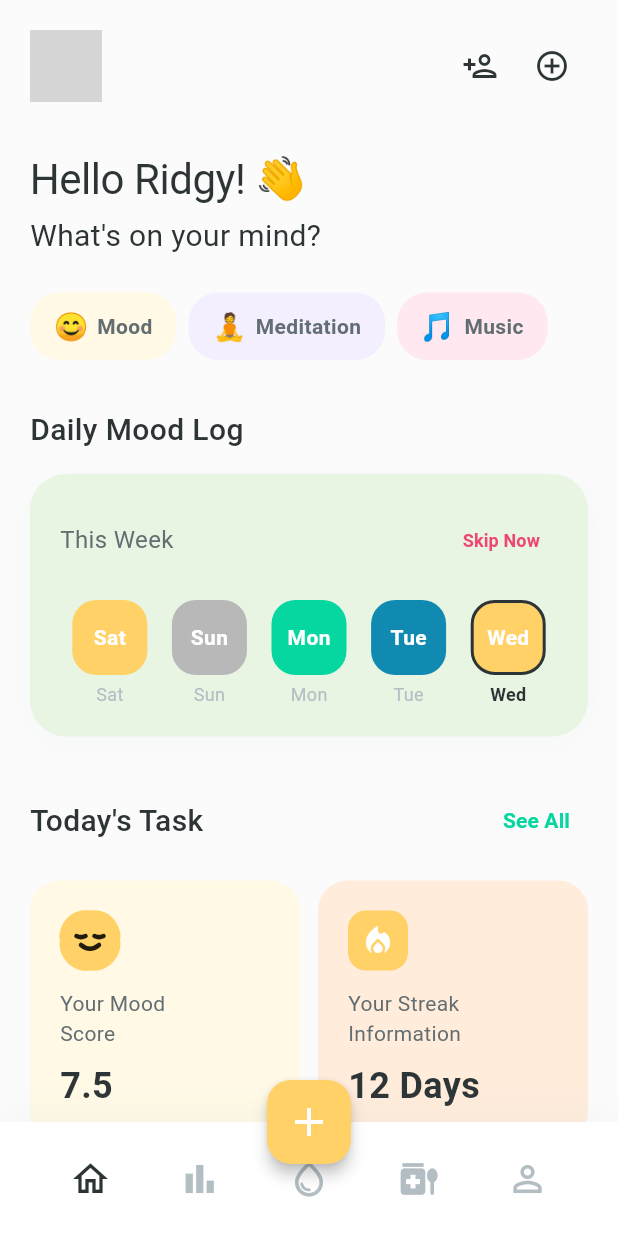
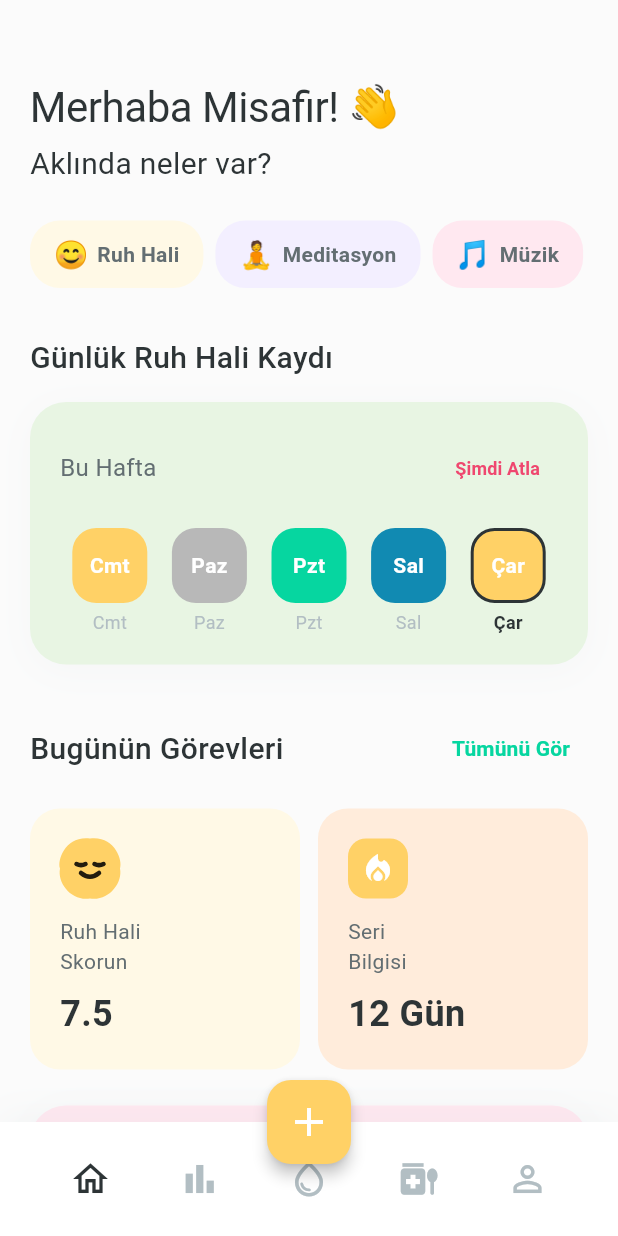
Before and after one commit to MerveSevim44/health-tracking-system, a Flutter app: the screen it shows once a user with an empty profile is signed in, on a phone screen of 412 x 824 dp. Run offline on Flutter 3.47's test engine with Material 3 defaults, Android fonts, the phone set to English and light mode, and no system bars; our stand-ins replace firebase_auth, firebase_core, firebase_database, fl_chart, shared_preferences; accounts and stored records are empty; grey boxes are pictures that could not be loaded.

Commit message:
feat: Update DailyMoodHomeScreen and PastelHomeNavigation to support username display and replace ProfilePlaceholder with ProfileScreen

```diff
--- a/lib/screens/daily_mood_home_screen.dart
+++ b/lib/screens/daily_mood_home_screen.dart
@@ -7,10 +7,16 @@ import 'package:fl_chart/fl_chart.dart';
 // 📁 lib/screens/daily_mood_home_screen.dart
 
 class DailyMoodHomeScreen extends StatelessWidget {
-  const DailyMoodHomeScreen({super.key});
+
+  final String? username;
+
+  const DailyMoodHomeScreen({super.key, this.username});
 
   @override
   Widget build(BuildContext context) {
+    // Kullanıcı adını göstermek için varsayılan değer
+    final displayUsername = username ?? 'Misafir';
+
     return Scaffold(
       backgroundColor: AppColors.background,
       body: SafeArea(
@@ -19,19 +25,18 @@ class DailyMoodHomeScreen extends StatelessWidget {
           child: Column(
             crossAxisAlignment: CrossAxisAlignment.start,
             children: [
-              // Header
-              _buildHeader(),
+              // 🔥 KALDIRILDI: _buildHeader(displayUsername),
 
               const SizedBox(height: 32),
 
               // Greeting
-              const Text(
-                'Hello Ridgy! 👋',
+              Text(
+                'Merhaba ${displayUsername}! 👋',
                 style: AppTextStyles.displayMedium,
               ),
               const SizedBox(height: 4),
               Text(
-                'What\'s on your mind?',
+                'Aklında neler var?',
                 style: AppTextStyles.headlineMedium.copyWith(
                   fontWeight: FontWeight.w400,
                 ),
@@ -46,7 +51,7 @@ class DailyMoodHomeScreen extends StatelessWidget {
 
               // Daily Mood Log
               const Text(
-                'Daily Mood Log',
+                'Günlük Ruh Hali Kaydı',
                 style: AppTextStyles.headlineMedium,
               ),
 
@@ -61,13 +66,13 @@ class DailyMoodHomeScreen extends StatelessWidget {
                 mainAxisAlignment: MainAxisAlignment.spaceBetween,
                 children: [
                   const Text(
-                    'Today\'s Task',
+                    'Bugünün Görevleri',
                     style: AppTextStyles.headlineMedium,
                   ),
                   TextButton(
                     onPressed: () {},
                     child: Text(
-                      'See All',
+                      'Tümünü Gör',
                       style: AppTextStyles.bodyMedium.copyWith(
                         color: AppColors.moodCalm,
                         fontWeight: FontWeight.w600,
@@ -83,7 +88,7 @@ class DailyMoodHomeScreen extends StatelessWidget {
                 children: [
                   Expanded(
                     child: StatsCard(
-                      title: 'Your Mood\nScore',
+                      title: 'Ruh Hali\nSkorun',
                       value: '7.5',
                       backgroundColor: AppColors.pastelYellow,
                       icon: const MoodBlob(
@@ -96,8 +101,8 @@ class DailyMoodHomeScreen extends StatelessWidget {
                   const SizedBox(width: 12),
                   Expanded(
                     child: StatsCard(
-                      title: 'Your Streak\nInformation',
-                      value: '12 Days',
+                      title: 'Seri\nBilgisi',
+                      value: '12 Gün',
                       backgroundColor: AppColors.pastelPeach,
                       icon: Container(
                         padding: const EdgeInsets.all(8),
@@ -132,48 +137,16 @@ class DailyMoodHomeScreen extends StatelessWidget {
     );
   }
 
-  Widget _buildHeader() {
-    return Row(
-      mainAxisAlignment: MainAxisAlignment.spaceBetween,
-      children: [
-        Container(
-          width: 48,
-          height: 48,
-          decoration: BoxDecoration(
-            color: AppColors.pastelMint,
-            shape: BoxShape.circle,
-            image: const DecorationImage(
-              image: NetworkImage('https://via.placeholder.com/48'),
-              fit: BoxFit.cover,
-            ),
-          ),
-        ),
-        Row(
-          children: [
-            IconButton(
-              onPressed: () {},
-              icon: const Icon(Icons.person_add_outlined),
-              color: AppColors.textDark,
-            ),
-            IconButton(
-              onPressed: () {},
-              icon: const Icon(Icons.add_circle_outline),
-              color: AppColors.textDark,
-            ),
-          ],
-        ),
-      ],
-    );
-  }
+  // 🔥 KALDIRILDI: _buildHeader metodu silinmiştir.
 
   Widget _buildQuickActions() {
     return Row(
       children: [
-        _buildQuickActionChip('😊', 'Mood', AppColors.pastelYellow),
+        _buildQuickActionChip('😊', 'Ruh Hali', AppColors.pastelYellow),
         const SizedBox(width: 8),
-        _buildQuickActionChip('🧘', 'Meditation', AppColors.pastelLavender),
+        _buildQuickActionChip('🧘', 'Meditasyon', AppColors.pastelLavender),
         const SizedBox(width: 8),
-        _buildQuickActionChip('🎵', 'Music', AppColors.pastelPink),
+        _buildQuickActionChip('🎵', 'Müzik', AppColors.pastelPink),
       ],
     );
   }
@@ -202,11 +175,11 @@ class DailyMoodHomeScreen extends StatelessWidget {
 
   Widget _buildDailyMoodLog() {
     final moodData = [
-      {'day': 'Sat', 'color': AppColors.moodHappy},
-      {'day': 'Sun', 'color': AppColors.moodNeutral},
-      {'day': 'Mon', 'color': AppColors.moodCalm},
-      {'day': 'Tue', 'color': AppColors.moodSad},
-      {'day': 'Wed', 'color': AppColors.moodHappy},
+      {'day': 'Cmt', 'color': AppColors.moodHappy},
+      {'day': 'Paz', 'color': AppColors.moodNeutral},
+      {'day': 'Pzt', 'color': AppColors.moodCalm},
+      {'day': 'Sal', 'color': AppColors.moodSad},
+      {'day': 'Çar', 'color': AppColors.moodHappy},
     ];
 
     return PastelCard(
@@ -218,13 +191,13 @@ class DailyMoodHomeScreen extends StatelessWidget {
             mainAxisAlignment: MainAxisAlignment.spaceBetween,
             children: [
               const Text(
-                'This Week',
+                'Bu Hafta',
                 style: AppTextStyles.bodyLarge,
               ),
               TextButton(
                 onPressed: () {},
                 child: Text(
-                  'Skip Now',
+                  'Şimdi Atla',
                   style: AppTextStyles.bodySmall.copyWith(
                     color: AppColors.moodAnxious,
                     fontWeight: FontWeight.w600,
@@ -240,7 +213,7 @@ class DailyMoodHomeScreen extends StatelessWidget {
               return MoodTile(
                 day: data['day'] as String,
                 color: data['color'] as Color,
-                isToday: data['day'] == 'Wed',
+                isToday: data['day'] == 'Çar',
               );
             }).toList(),
           ),
@@ -259,13 +232,13 @@ class DailyMoodHomeScreen extends StatelessWidget {
             mainAxisAlignment: MainAxisAlignment.spaceBetween,
             children: [
               const Text(
-                'Sleep Summary',
+                'Uyku Özeti',
                 style: AppTextStyles.headlineMedium,
               ),
               TextButton(
                 onPressed: () {},
                 child: Text(
-                  'Edit',
+                  'Düzenle',
                   style: AppTextStyles.bodyMedium.copyWith(
                     color: AppColors.moodAnxious,
                     fontWeight: FontWeight.w600,
@@ -285,7 +258,7 @@ class DailyMoodHomeScreen extends StatelessWidget {
                     sideTitles: SideTitles(
                       showTitles: true,
                       getTitlesWidget: (value, meta) {
-                        const times = ['11:00', '12:00', '01:00', '02:00', '03:00'];
+                        const times = ['23:00', '00:00', '01:00', '02:00', '03:00'];
                         if (value.toInt() < times.length) {
                           return Text(
                             times[value.toInt()],
@@ -334,7 +307,7 @@ class DailyMoodHomeScreen extends StatelessWidget {
           Row(
             mainAxisAlignment: MainAxisAlignment.spaceAround,
             children: [
-              _buildLegendItem(AppColors.pastelPink, 'Core'),
+              _buildLegendItem(AppColors.pastelPink, 'Temel'),
               _buildLegendItem(AppColors.moodHappy, 'REM'),
               _buildLegendItem(AppColors.pastelMint, 'Post-REM'),
             ],
@@ -346,9 +319,9 @@ class DailyMoodHomeScreen extends StatelessWidget {
 
   Widget _buildMyMood() {
     final moods = [
-      {'label': 'Sad pensive', 'percentage': '61%'},
-      {'label': 'Grateful', 'percentage': '15%'},
-      {'label': 'Angry', 'percentage': '24%'},
+      {'label': 'Üzgün düşünceli', 'percentage': '61%'},
+      {'label': 'Minnettar', 'percentage': '15%'},
+      {'label': 'Kızgın', 'percentage': '24%'},
     ];
 
     return PastelCard(
@@ -360,13 +333,13 @@ class DailyMoodHomeScreen extends StatelessWidget {
             mainAxisAlignment: MainAxisAlignment.spaceBetween,
             children: [
               const Text(
-                'My Mood',
+                'Ruh Hali Dağılımım',
                 style: AppTextStyles.headlineMedium,
               ),
               TextButton(
                 onPressed: () {},
                 child: Text(
-                  'See All',
+                  'Tümünü Gör',
                   style: AppTextStyles.bodyMedium.copyWith(
                     color: AppColors.moodCalm,
                     fontWeight: FontWeight.w600,
--- a/lib/screens/pastel_home_navigation.dart
+++ b/lib/screens/pastel_home_navigation.dart
@@ -12,8 +12,10 @@ import 'package:health_care/models/water_model.dart';
 import 'package:health_care/models/medication_model.dart';
 import 'package:health_care/models/mood_model.dart';
 
-// 🔥 GEREKLİ: AuthService importu (Yolunuzun doğru olduğundan emin olun)
+// GEREKLİ: AuthService importu
 import '../services/auth_service.dart';
+// 🔥 YENİ EKRAN İMPORTU: Artık ProfilePlaceholder yerine ProfileScreen kullanılıyor.
+import 'profile_screen.dart';
 
 // 📁 lib/screens/pastel_home_navigation.dart
 
@@ -26,18 +28,15 @@ class PastelHomeNavigation extends StatefulWidget {
 
 class _PastelHomeNavigationState extends State<PastelHomeNavigation> {
   int _currentIndex = 0;
-  // 🔥 EKLENDİ: Kullanıcı adını tutmak için değişken ve Future
-  String? _username;
+  String? _username; // Kullanıcı adını tutmak için değişken
   late Future<void> _initData;
 
   @override
   void initState() {
     super.initState();
-    // Veri model başlatmalarını ve kullanıcı adını çekme işlemini başlat
     _initData = _initializeData();
   }
 
-  // 🔥 EKLENDİ: Veri başlatma ve kullanıcı adını çekme fonksiyonu
   Future<void> _initializeData() async {
     // Model başlatmaları
     WidgetsBinding.instance.addPostFrameCallback((_) {
@@ -54,30 +53,26 @@ class _PastelHomeNavigationState extends State<PastelHomeNavigation> {
     }
   }
 
-  // DÜZELTME: Ekran listesi, 5 temel navigasyon öğesine uyacak şekilde kısaltıldı.
-  final List<Widget> _screens = const [
-    DailyMoodHomeScreen(),      // Index 0: Home (Günlük Ruh Hali)
-    WeeklyDashboardScreen(),    // Index 1: Dashboard (Haftalık Gösterge)
-    WaterHomeScreen(),          // Index 2: Water (Su Takibi)
-    MedicationHomeScreen(),     // Index 3: Medication (İlaç Takibi)
-    ProfilePlaceholder(),       // Index 4: Profile (Kullanıcı Profili)
-  ];
+  // 🔥 YÖNLENDİRME METODU: Kullanıcı adını alt widget'lara aktarır
+  Widget _getScreen(int index) {
+    // Tüm ekranlar dinamik olarak, _username verisi çekildikten sonra oluşturulur
+    final List<Widget> screens = [
+      DailyMoodHomeScreen(username: _username),  // Index 0: Kullanıcı adı aktarılıyor
+      const WeeklyDashboardScreen(),
+      const WaterHomeScreen(),
+      const MedicationHomeScreen(),
+      ProfileScreen(username: _username),       // Index 4: ProfileScreen'e aktarılıyor
+    ];
 
-  // 🔥 YÖNLENDİRME METODU: Kullanıcı adını alt widget'lara aktarmak için kullanılır
-  Widget _getScreen(int index) {
-    if (index == 0) {
-      // Eğer ana ekran (DailyMoodHomeScreen) kullanıcı adını gösteriyorsa,
-      // constructor üzerinden kullanıcı adını yollayabiliriz.
-      // Ancak DailyMoodHomeScreen'in constructor'ı değişmediği için varsayılanı kullanıyoruz.
-      // En iyi yöntem, bu veriyi Provider ile sağlamaktır.
-      // Şimdilik, verinin çekildiğini varsayalım.
+    if (index >= 0 && index < screens.length) {
+      return screens[index];
     }
-    return _screens[index];
+    return const Center(child: Text("Hata: Geçersiz sayfa indeksi.", style: TextStyle(color: Colors.red)));
   }
 
   @override
   Widget build(BuildContext context) {
-    // 🔥 EKLENDİ: Veri yüklenirken veya kullanıcı adı çekilirken yükleniyor ekranı göster
+    // Veri yüklenirken veya kullanıcı adı çekilirken yükleniyor ekranı göster
     return FutureBuilder(
         future: _initData,
         builder: (context, snapshot) {
@@ -95,7 +90,8 @@ class _PastelHomeNavigationState extends State<PastelHomeNavigation> {
                 color: Colors.white,
                 boxShadow: [
                   BoxShadow(
-                    color: AppColors.textLight.withValues(alpha: 0.1),
+                    // AppColors.textLight.withOpacity ile uyumlu olması beklenir
+                    color: AppColors.textLight.withOpacity(0.1),
                     blurRadius: 20,
                     offset: const Offset(0, -4),
                   ),
@@ -156,47 +152,5 @@ class _PastelHomeNavigationState extends State<PastelHomeNavigation> {
   }
 }
 
-// ProfilePlaceholder (Aynı kalır)
-class ProfilePlaceholder extends StatelessWidget {
-  const ProfilePlaceholder({super.key});
-
-  @override
-  Widget build(BuildContext context) {
-    return Scaffold(
-      backgroundColor: AppColors.background,
-      body: Center(
-        child: Column(
-          mainAxisAlignment: MainAxisAlignment.center,
-          children: [
-            Container(
-              width: 100,
-              height: 100,
-              decoration: const BoxDecoration(
-                color: AppColors.pastelLavender,
-                shape: BoxShape.circle,
-              ),
-              child: const Icon(
-                Icons.person_outline,
-                size: 50,
-                color: AppColors.textDark,
-              ),
-            ),
-            const SizedBox(height: 24),
-            const Text(
-              'Profile',
-              style: AppTextStyles.displayMedium,
-            ),
-            const SizedBox(height: 8),
-            Text(
-              // Düzeltildi: Getter yerine yeni public metot kullanıldı
-              'Kullanıcı: ${AuthService().getCurrentUser()?.email ?? 'Yok'}',
-              style: AppTextStyles.bodyLarge.copyWith(
-                color: AppColors.textLight,
-              ),
-            ),
-          ],
-        ),
-      ),
-    );
-  }
-}
+// ⚠️ Not: ProfilePlaceholder sınıfı kaldırılmıştır. ProfileScreen widget'ı
+// ayrı bir dosyada tanımlı olmalıdır.
```
Also changed, not shown: lib/services/auth_service.dart (+48 -0 lines), pubspec.lock.
